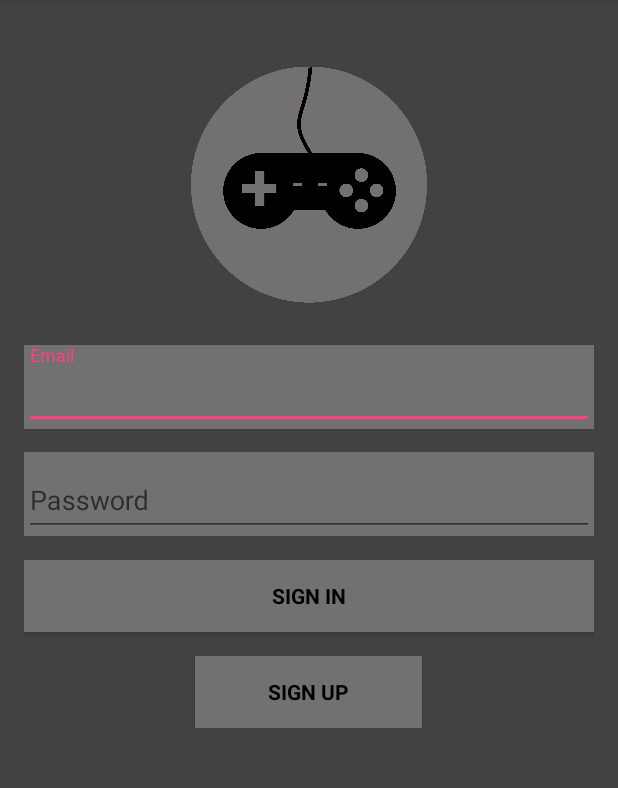
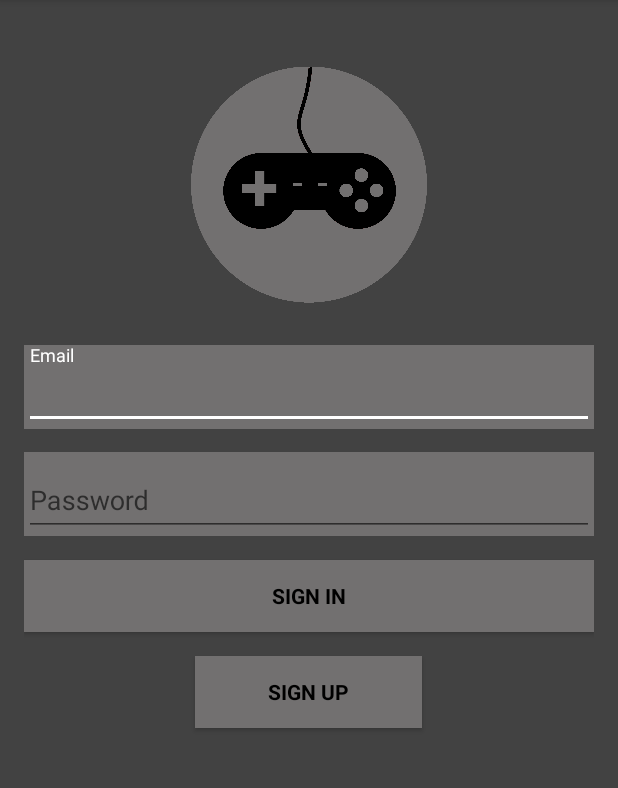
Before and after one commit to colinfran/GamerTagGo, an Android app: the screen it shows after launch (LoginActivity), on a phone screen of 412 x 824 dp, the part 84-872 px from its top. Run offline under Robolectric (Android 15) with nearby library versions, the phone set to English and light mode, and no system bars; 2 statements that could not run were skipped.

Commit message:
updated mipmap icons

```diff
--- a/app/src/main/res/layout/activity_login.xml
+++ b/app/src/main/res/layout/activity_login.xml
@@ -23,10 +23,6 @@
         android:visibility="gone"
         android:layout_gravity="center"/>
 
-    <ScrollView
-        android:id="@+id/login_form"
-        android:layout_width="match_parent"
-        android:layout_height="wrap_content">
 
         <FrameLayout
             android:layout_width="match_parent"
@@ -113,7 +109,6 @@
             </LinearLayout>
 
         </FrameLayout>
-    </ScrollView>
 
 
 
--- a/app/src/main/res/values/colors.xml
+++ b/app/src/main/res/values/colors.xml
@@ -2,7 +2,7 @@
 <resources>
     <color name="colorPrimary">#000000</color>
     <color name="colorPrimaryDark">#727070</color>
-    <color name="colorAccent">#FF4081</color>
+    <color name="colorAccent">#ffffff</color>
     <color name="background">#424242</color>
     <color name="white">#ffffff</color>
 </resources>
```
Also changed, not shown: app/src/main/res/mipmap-hdpi/ic_launcher.png, app/src/main/res/mipmap-mdpi/ic_launcher.png, app/src/main/res/mipmap-xhdpi/ic_launcher.png, app/src/main/res/mipmap-xxhdpi/ic_launcher.png, app/src/main/res/mipmap-xxxhdpi/ic_launcher.png.
